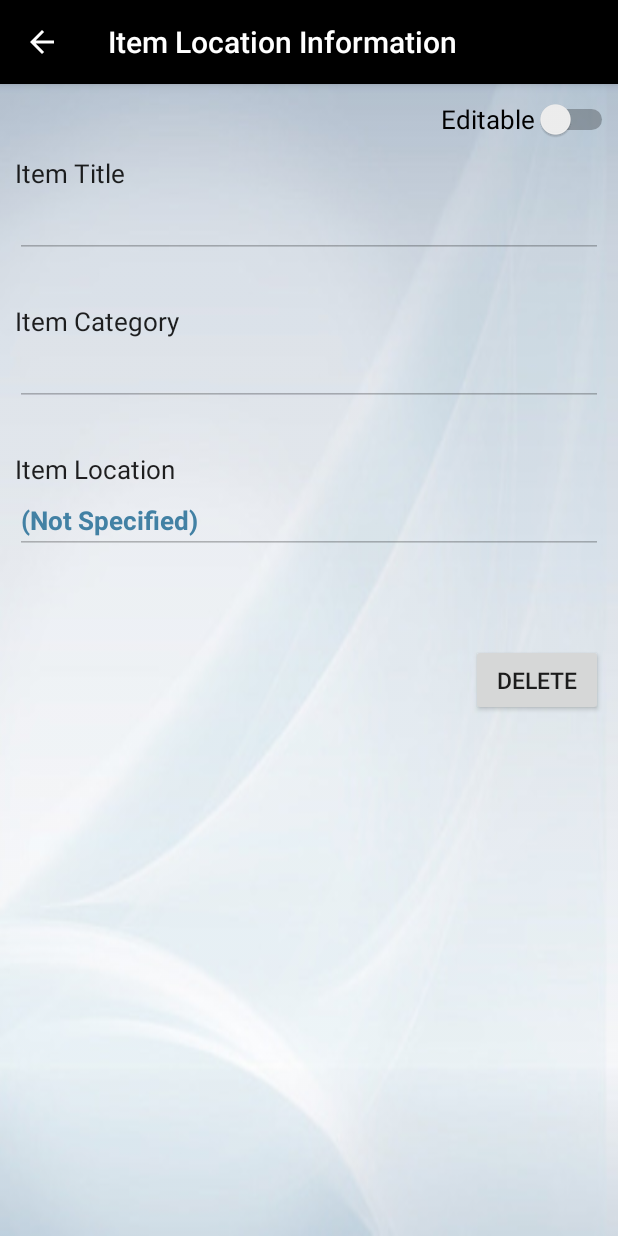
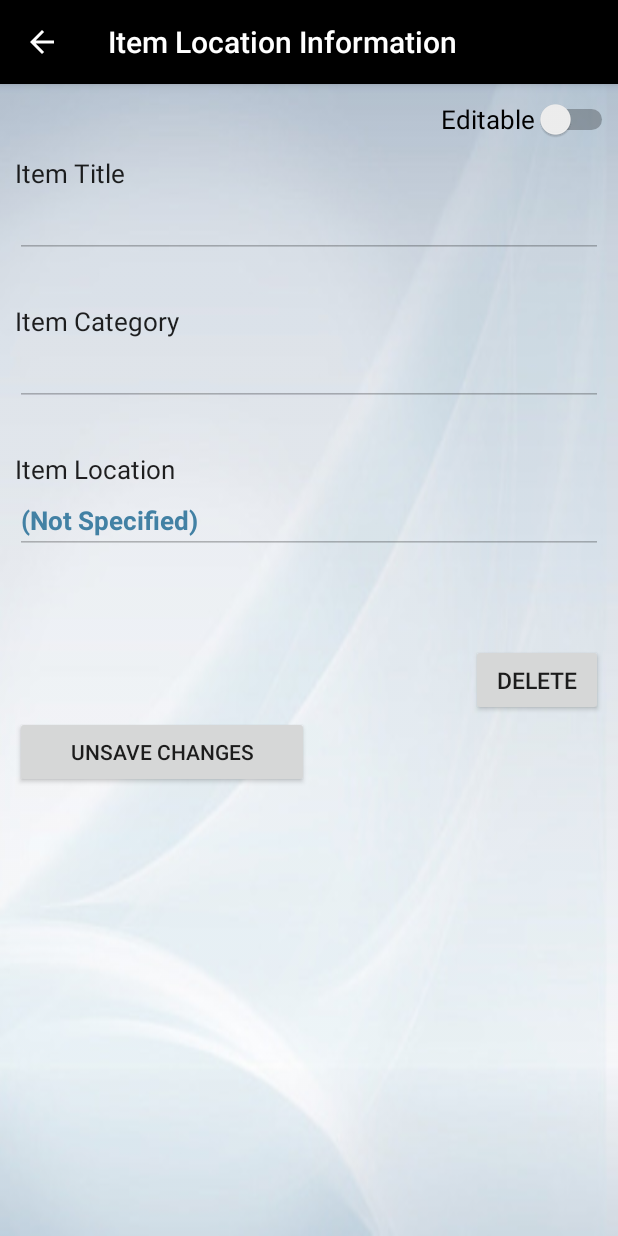
Before and after one commit to MegaJ/static_recall, an Android app: the ItemInfoScreen screen opened directly, with no data from a screen before it, on a phone screen of 412 x 824 dp. Run offline under Robolectric (Android 15) with nearby library versions, the phone set to English and light mode, and no system bars; Roboto replaces fonts that are not available here; 4 statements that could not run were skipped.

Commit message:
unsave changes

```diff
--- a/app/src/main/res/layout/content_item_info_screen.xml
+++ b/app/src/main/res/layout/content_item_info_screen.xml
@@ -121,20 +121,34 @@
         android:layout_width="wrap_content"
         android:layout_height="wrap_content"
         android:text="Save Changes"
-        android:textSize="15dp"
+        android:textSize="15sp"
         android:id="@+id/saveBtn1"
+        android:layout_alignTop="@+id/deleteBtn1"
+        android:layout_alignLeft="@+id/ItemLocation"
+        android:layout_alignStart="@+id/ItemLocation"
+        android:layout_alignRight="@+id/imgFileView"
+        android:layout_alignEnd="@+id/imgFileView" />
+
+    <Button
+        android:layout_width="wrap_content"
+        android:layout_height="wrap_content"
+        android:text="Delete"
+        android:textSize="15sp"
+        android:id="@+id/deleteBtn1"
         android:layout_below="@id/imgFileView"
-        android:layout_centerHorizontal="true"
+        android:layout_alignRight="@id/ItemLocation"
         android:layout_marginTop="60dp"/>
 
     <Button
         android:layout_width="wrap_content"
         android:layout_height="wrap_content"
-        android:text="Delete"
-        android:textSize="15dp"
-        android:id="@+id/deleteBtn1"
-        android:layout_below="@id/imgFileView"
-        android:layout_alignRight="@id/ItemLocation"
-        android:layout_marginTop="60dp"/>
+        android:text="unsave Changes"
+        android:textSize="14sp"
+        android:id="@+id/disregard"
+        android:layout_below="@+id/saveBtn1"
+        android:layout_alignLeft="@+id/saveBtn1"
+        android:layout_alignStart="@+id/saveBtn1"
+        android:layout_alignRight="@+id/saveBtn1"
+        android:layout_alignEnd="@+id/saveBtn1" />
 
 </RelativeLayout>
--- a/app/src/main/res/layout/list_group.xml
+++ b/app/src/main/res/layout/list_group.xml
@@ -12,7 +12,7 @@
         android:layout_width="fill_parent"
         android:layout_height="wrap_content"
         android:paddingLeft="?android:attr/expandableListPreferredItemPaddingLeft"
-        android:textSize="21sp"
+        android:textSize="17sp"
         android:textColor="#2a3432" />
 
 
```
Also changed, not shown: app/src/main/res/layout/content_store_location.xml (+6 -6 lines).
